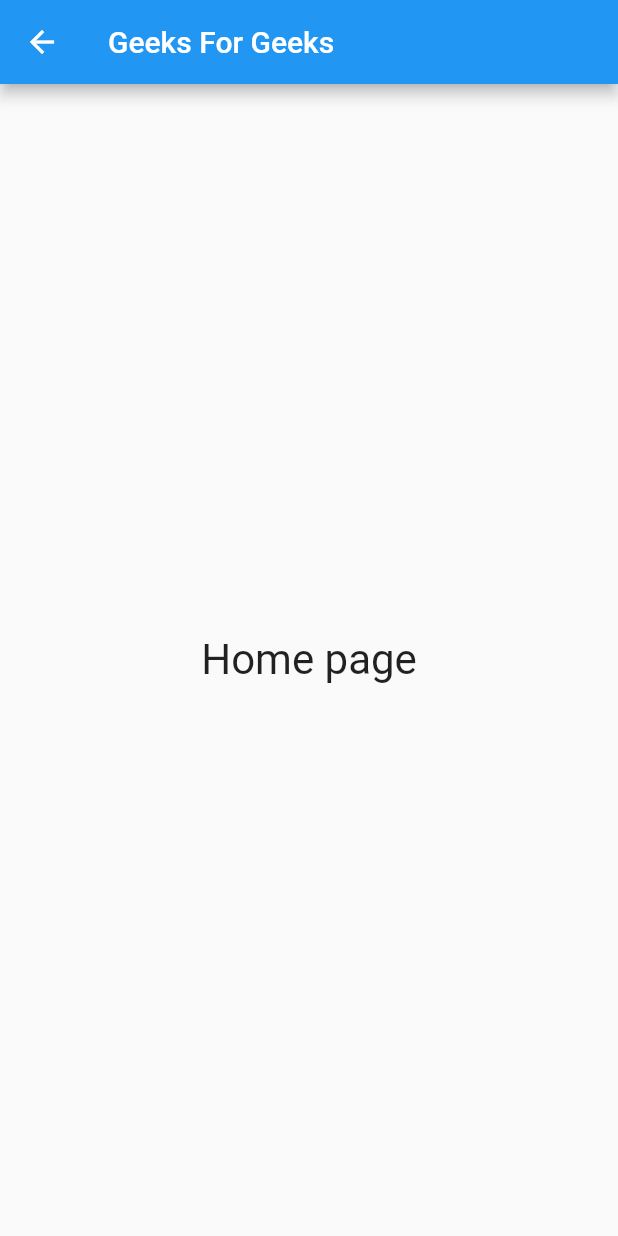
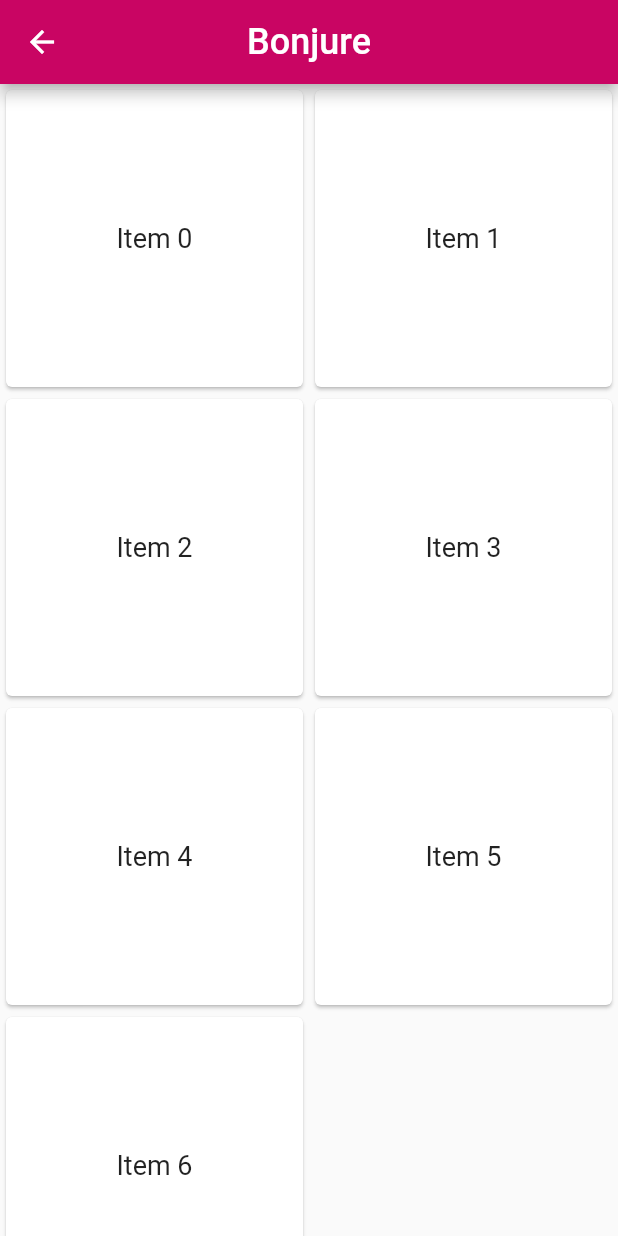
Before and after one commit to waqarshakeel29/nearby_location_finder, a Flutter app: the HomeScreen screen opened by its route, on a phone screen of 412 x 824 dp. Run offline on Flutter 3.47's test engine with Material 2 defaults, Android fonts, the light colour scheme and no system bars; our stand-ins replace auto_route, get_it.

```diff
--- a/lib/presentation/home/home_screen.dart
+++ b/lib/presentation/home/home_screen.dart
@@ -1,4 +1,6 @@
 import 'package:flutter/material.dart';
+import 'package:nearby_location_finder/resources/color.dart';
+import 'package:nearby_location_finder/resources/text_style.dart';
 
 class HomeScreen extends StatefulWidget {
   const HomeScreen({super.key});
@@ -13,21 +15,36 @@
   @override
   void initState() {
     super.initState();
-    // Timer(
-    //     const Duration(seconds: 3),
-    //     () => Navigator.pushReplacement(context,
-    //         MaterialPageRoute(builder: (context) => const SecondScreen())));
   }
 
   @override
   Widget build(BuildContext context) {
     return Scaffold(
-      appBar: AppBar(title: const Text("Geeks For Geeks")),
-      body: const Center(
-          child: Text(
-        "Home page",
-        textScaleFactor: 2,
-      )),
-    );
+        appBar: AppBar(
+          title: const Text(
+            "Bonjure",
+            style: AppTextStyle.body1,
+          ),
+          centerTitle: true,
+          backgroundColor: AppColor.primaryDark,
+        ),
+        body: Theme(
+          data: ThemeData(
+              colorScheme: ColorScheme.fromSwatch()
+                  .copyWith(secondary: AppColor.primaryLight)),
+          child: GridView.count(
+            crossAxisCount: 2,
+            children: List.generate(7, (index) {
+              return Card(
+                child: Center(
+                  child: Text(
+                    'Item $index',
+                    style: AppTextStyle.body2,
+                  ),
+                ),
+              );
+            }),
+          ),
+        ));
   }
 }
--- a/lib/presentation/splash/splash_screen.dart
+++ b/lib/presentation/splash/splash_screen.dart
@@ -1,5 +1,10 @@
+import 'dart:async';
+
 import 'package:flutter/material.dart';
+import 'package:get_it/get_it.dart';
+import 'package:nearby_location_finder/app_router.gr.dart';
 import 'package:nearby_location_finder/resources/assets.dart';
+import 'package:nearby_location_finder/resources/color.dart';
 
 class SplashScreen extends StatefulWidget {
   const SplashScreen({Key? key}) : super(key: key);
@@ -11,13 +16,18 @@
 class _SplashScreenState extends State<SplashScreen> {
   @override
   void initState() {
+    Timer(
+        const Duration(seconds: 3),
+        () => GetIt.I<AppRouter>()
+            .pushAndPopUntil(const HomeScreen(), predicate: (route) => false));
+
     super.initState();
   }
 
   @override
   Widget build(BuildContext context) {
     return Scaffold(
-      backgroundColor: const Color(0xffF7F7F7),
+      backgroundColor: Colors.white,
       body: Padding(
         padding: const EdgeInsets.all(24.0),
         child: Center(child: Image.asset(AppAssets.appIcon)),
--- a/lib/resources/color.dart
+++ b/lib/resources/color.dart
@@ -6,6 +6,7 @@
   static const primaryColor = Color(0xffe7358b);
   static const primaryGrey = Color(0xffC4C4C4);
   static const primaryDark = Color(0xffc90563);
+  static const primaryLight = Color(0xffdba4bf);
   static const secondaryColor = Color(0xfffefefe);
 
   // static const text1 = Color(0xff878789);
--- /dev/null
+++ b/lib/resources/text_style.dart
@@ -0,0 +1,10 @@
+import 'package:flutter/material.dart';
+
+class AppTextStyle {
+  static const body1 = TextStyle(
+    fontSize: 24,
+  );
+  static final body2 = body1.copyWith(fontSize: 18);
+  static final body3Medium = body1.copyWith(fontSize: 14);
+  static final body4Medium = body1.copyWith(fontSize: 12);
+}
--- a/pubspec.yaml
+++ b/pubspec.yaml
@@ -63,7 +63,7 @@
 
   # To add assets to your application, add an assets section, like this:
   assets:
-    - assets/
+    - assets/icons/
   #   - images/a_dot_ham.jpeg
 
   # An image asset can refer to one or more resolution-specific "variants", see
```
